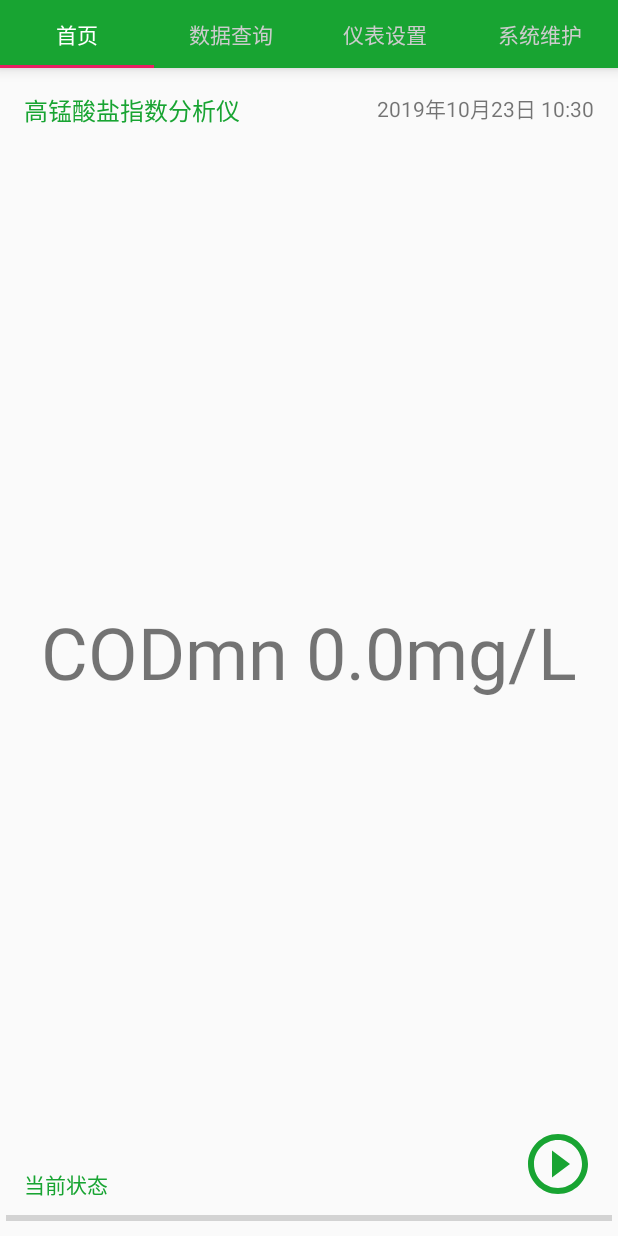
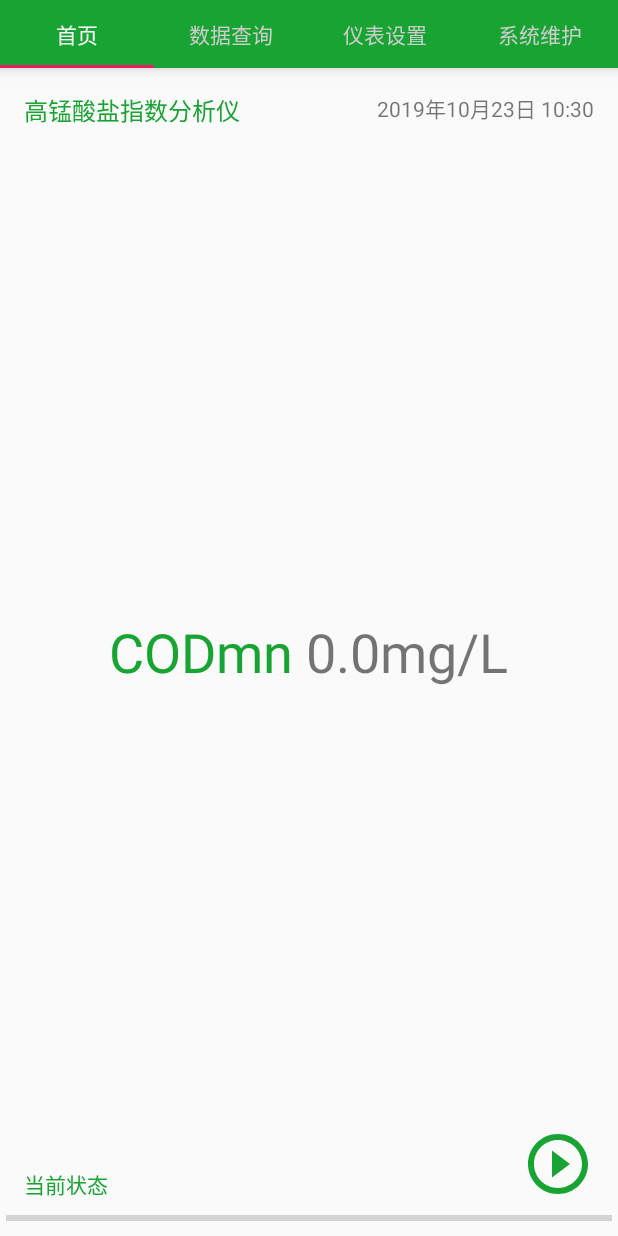
Before and after one commit to robinyee/QCSystem, an Android app: the screen it shows after launch (MainActivity), on a phone screen of 412 x 824 dp. Run offline under Robolectric (Android 15) with nearby library versions, the phone set to English and light mode, and no system bars; libraries missing offline, so code that uses them is left out: com.instacart.library, fi.iki.elonen, lecho.lib.hellocharts; 95 statements that could not run were skipped.

Commit message:
修正了一些运行中的Bug

```diff
--- a/things/src/main/java/com/example/myapplication/MainActivity.java
+++ b/things/src/main/java/com/example/myapplication/MainActivity.java
@@ -122,6 +122,8 @@ public class MainActivity extends AppCompatActivity {
             SysGpio.s8_Reset();
             SysData.isRun = false;
             SysData.progressRate = 0;
+            //停止搅拌程序
+            SysData.jiaoBanType = 0;
         }
 
         //启动循环进程定时保存仪表状态信息
@@ -421,7 +423,6 @@ public class MainActivity extends AppCompatActivity {
         SysData.didingVolume = Double.longBitsToDouble(sp.getLong("didingVolume", 0));
         SysData.didingNum = sp.getInt("didingNum", 0);
         SysData.didingSumVolume = Double.longBitsToDouble(sp.getLong("didingSumVolume", 0));
-        SysData.codVolue = Double.longBitsToDouble(sp.getLong("codVolue", 0));
         SysData.kongbaiValue = Double.longBitsToDouble(sp.getLong("kongbaiValue", 0));
         SysData.biaodingValue = Double.longBitsToDouble(sp.getLong("biaodingValue", 0));
         SysData.caosuannaCon = Double.longBitsToDouble(sp.getLong("caosuannaCon", 0));
@@ -461,6 +462,7 @@ public class MainActivity extends AppCompatActivity {
         editor.putString("errorMsg", SysData.errorMsg);
         editor.putLong("startTime", SysData.startTime);
         editor.putLong("endTime", SysData.endTime);
+        editor.putLong("codVolue", Double.doubleToLongBits(SysData.codVolue));
         //提交保存
         editor.apply();
     }
@@ -476,6 +478,7 @@ public class MainActivity extends AppCompatActivity {
         SysData.errorMsg = sp.getString("errorMsg", "");
         SysData.startTime = sp.getLong("startTime", 0);
         SysData.endTime = sp.getLong("endTime", 0);
+        SysData.codVolue = Double.longBitsToDouble(sp.getLong("codVolue", 0));
     }
 
     //清空Preferences中的数据
--- a/things/src/main/java/com/example/myapplication/TabHome.java
+++ b/things/src/main/java/com/example/myapplication/TabHome.java
@@ -112,7 +112,7 @@ public class TabHome extends Fragment {
     private void updateUi() {
         curDate = new Date(System.currentTimeMillis());
         textViewTime.setText(formatter.format(curDate)); //显示当前时间
-        textViewCODValue.setText("CODmn " + SysData.codVolue + "mg/L");
+        textViewCODValue.setText(" " + SysData.codVolue);
         progressBar.setProgress(SysData.progressRate);
         textViewStatus.setText(SysData.statusMsg);
         if(!SysData.errorMsg.equals("")) {
--- a/things/src/main/java/com/example/myapplication/TabSetup.java
+++ b/things/src/main/java/com/example/myapplication/TabSetup.java
@@ -221,7 +221,6 @@ public class TabSetup extends Fragment {
         editor.putLong("didingVolume", Double.doubleToLongBits(SysData.didingVolume));
         editor.putInt("didingNum", SysData.didingNum);
         editor.putLong("didingSumVolume", Double.doubleToLongBits(SysData.didingSumVolume));
-        editor.putLong("codVolue", Double.doubleToLongBits(SysData.codVolue));
         editor.putLong("kongbaiValue", Double.doubleToLongBits(SysData.kongbaiValue));
         editor.putLong("biaodingValue", Double.doubleToLongBits(SysData.biaodingValue));
         editor.putLong("caosuannaCon", Double.doubleToLongBits(SysData.caosuannaCon));
--- a/things/src/main/res/layout/tab_home.xml
+++ b/things/src/main/res/layout/tab_home.xml
@@ -38,14 +38,28 @@
         android:layout_marginRight="16dp"
         android:text="2019/8/8 15:59" />
 
-    <TextView
-        android:id="@+id/textCodValue"
+    <LinearLayout
         android:layout_width="wrap_content"
         android:layout_height="wrap_content"
-        android:textSize="48sp"
-        android:layout_centerInParent="true"
-        android:text="3.22mg/L" />
-
+        android:layout_centerInParent="true">
+        <TextView
+            android:layout_width="wrap_content"
+            android:layout_height="wrap_content"
+            android:textSize="36sp"
+            android:textColor="@color/colorPrimary"
+            android:text="CODmn" />
+        <TextView
+            android:id="@+id/textCodValue"
+            android:layout_width="wrap_content"
+            android:layout_height="wrap_content"
+            android:textSize="36sp"
+            android:text="3.22" />
+        <TextView
+            android:layout_width="wrap_content"
+            android:layout_height="wrap_content"
+            android:textSize="36sp"
+            android:text="mg/L" />
+    </LinearLayout>
     <TextView
         android:id="@+id/txt2"
         android:layout_width="wrap_content"
```
Also changed, not shown: things/src/main/java/com/example/myapplication/SysGpio.java (+29 -8 lines), things/src/main/java/com/example/myapplication/TabService.java (+5 -3 lines), things/src/main/res/layout/tab_setup.xml (+3 -6 lines).
